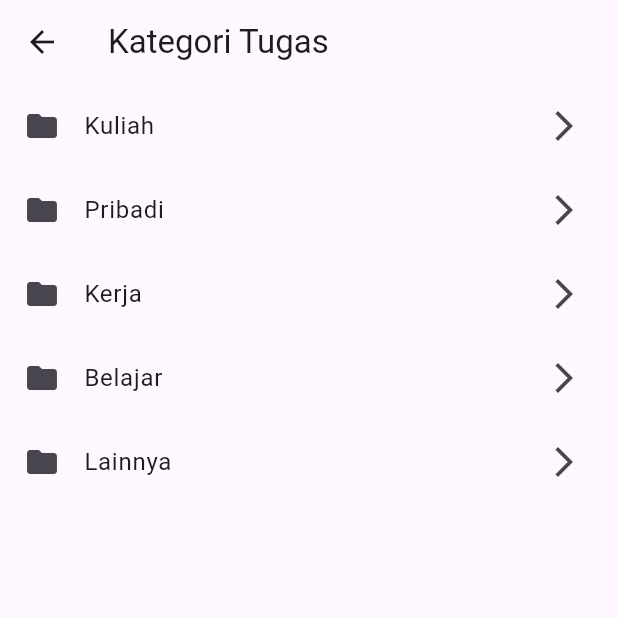
After one commit to MeutiaArafah/Simulasi_Collab_PM, a Flutter app: the HalamanUtama screen opened directly, after a tap on "Kategori Tugas", on a phone screen of 412 x 824 dp, the top half of it. The commit adds this screen. Run offline on Flutter 3.47's test engine with Material 3 defaults, Android fonts, the phone set to English and light mode, and no system bars; our stand-ins replace firebase_auth, firebase_core; accounts and stored records are empty; generated files the repository leaves out were written again.

Commit message:
Bagian Fitur Kategori

```diff
--- /dev/null
+++ b/Simulasi_Collab_PM/lib/category_page.dart
@@ -0,0 +1,41 @@
+import 'package:flutter/material.dart';
+
+class CategoryPage extends StatelessWidget {
+  const CategoryPage({super.key});
+
+  @override
+  Widget build(BuildContext context) {
+
+    // contoh data kategori
+    final List<String> categories = [
+      "Kuliah",
+      "Pribadi",
+      "Kerja",
+      "Belajar",
+      "Lainnya"
+    ];
+
+    return Scaffold(
+      appBar: AppBar(
+        title: const Text("Kategori Tugas"),
+      ),
+      body: ListView.builder(
+        itemCount: categories.length,
+        itemBuilder: (context, index) {
+          return ListTile(
+            leading: const Icon(Icons.folder),
+            title: Text(categories[index]),
+            trailing: const Icon(Icons.arrow_forward_ios),
+            onTap: () {
+              ScaffoldMessenger.of(context).showSnackBar(
+                SnackBar(
+                  content: Text("Kategori ${categories[index]} dipilih"),
+                ),
+              );
+            },
+          );
+        },
+      ),
+    );
+  }
+}
--- a/Simulasi_Collab_PM/lib/dashboard.dart
+++ b/Simulasi_Collab_PM/lib/dashboard.dart
@@ -2,6 +2,7 @@ import 'package:flutter/material.dart';
 import 'package:firebase_auth/firebase_auth.dart';
 import 'login.dart';
 import 'calendar_page.dart'; // Import file calendar yang baru
+import 'category_page.dart'; // Kategori
 
 class HalamanUtama extends StatelessWidget {
   const HalamanUtama({super.key});
@@ -51,6 +52,20 @@ class HalamanUtama extends StatelessWidget {
               icon: const Icon(Icons.calendar_today),
               label: const Text('Buka Kalender'),
             ),
+
+            const SizedBox(height: 20),
+
+            // Tombol Kategori
+            ElevatedButton.icon(
+              onPressed: () {
+                Navigator.push(
+                  context,
+                  MaterialPageRoute(builder: (context) => const CategoryPage()),
+                );
+              },
+              icon: const Icon(Icons.category),
+              label: const Text('Kategori Tugas'),
+            ),
           ],
         ),
       ),
```
